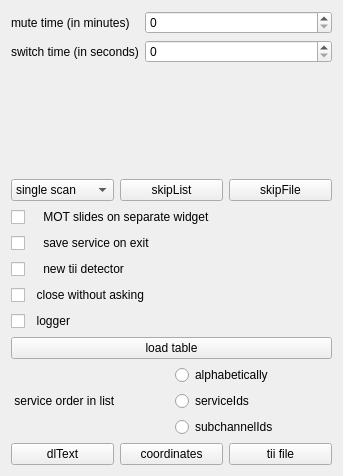
Before: the Qt Designer form forms/config-helper.ui in JvanKatwijk/qt-dab, drawn with Qt 5.
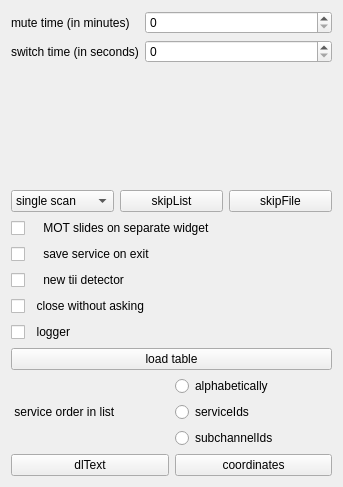
After: the same form once the commit is applied. Custom widgets are drawn as their Qt base class.

Patch:
```diff
--- a/forms/config-helper.ui
+++ b/forms/config-helper.ui
@@ -7,7 +7,7 @@
     <x>0</x>
     <y>0</y>
     <width>343</width>
-    <height>476</height>
+    <height>487</height>
    </rect>
   </property>
   <property name="windowTitle">
@@ -204,13 +204,6 @@
        </property>
       </widget>
      </item>
-     <item>
-      <widget class="smallPushButton" name="tiiFileButton">
-       <property name="text">
-        <string>tii file</string>
-       </property>
-      </widget>
-     </item>
     </layout>
    </item>
   </layout>
```
